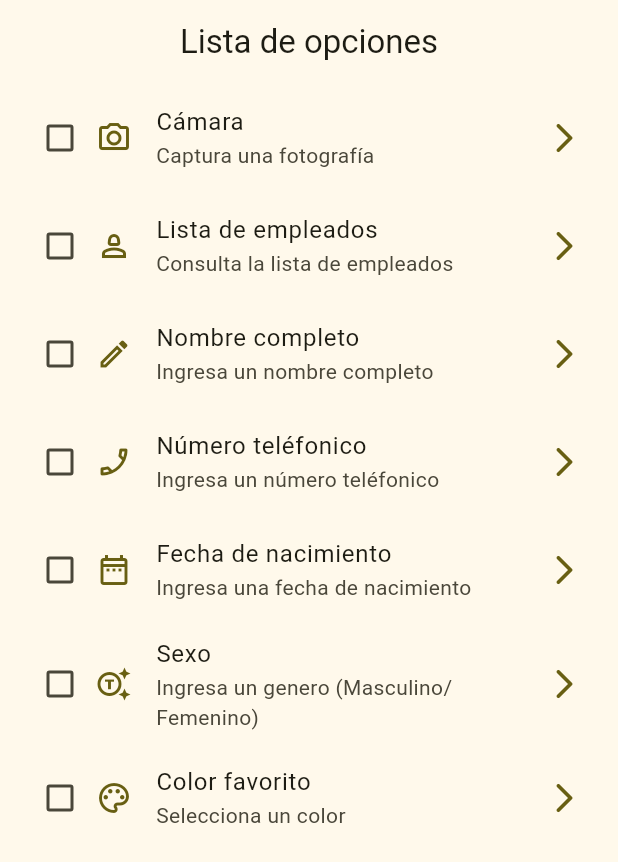
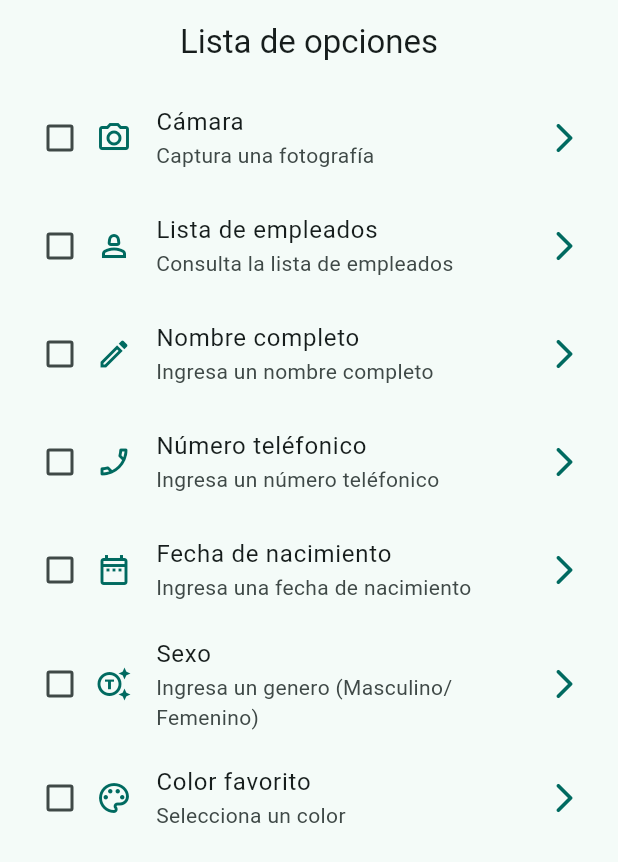
Before and after one commit to canchola1091/praxis_test_app, a Flutter app: the screen it shows after launch, on a phone screen of 412 x 824 dp. Shown: the top 862 px of the screen. Run offline on Flutter 3.47's test engine with Material 3 defaults, Android fonts, the light colour scheme and no system bars; our stand-ins replace get.

Commit message:
rutas removidas

```diff
--- a/lib/config/router/app_router.dart
+++ /dev/null
@@ -1,18 +0,0 @@
-
-import 'package:go_router/go_router.dart';
-import 'package:praxis_test_app/presentation/screens/home_screen.dart';
-
-final appRouter = GoRouter(
-
-  initialLocation: '/',
-  routes: [
-
-    GoRoute(
-      path: '/',
-      name: HomeScreen.routeName,
-      builder: (context, state) => const HomeScreen(),
-    ),
-
-  ]
-
-);
--- a/lib/main.dart
+++ b/lib/main.dart
@@ -1,7 +1,7 @@
 import 'package:flutter/material.dart';
 import 'package:get/route_manager.dart';
-import 'package:praxis_test_app/config/router/app_router.dart';
 import 'package:praxis_test_app/config/theme/app_theme.dart';
+import 'package:praxis_test_app/presentation/screens/home_screen.dart';
 
 void main() {
   runApp(const MyApp());
@@ -13,13 +13,11 @@
   // This widget is the root of your application.
   @override
   Widget build(BuildContext context) {
-    return GetMaterialApp.router(
+    return GetMaterialApp(
       debugShowCheckedModeBanner: false,
       title: 'Praxis Test App',
-      routeInformationParser: appRouter.routeInformationParser,
-      routerDelegate: appRouter.routerDelegate,
-      routeInformationProvider: appRouter.routeInformationProvider,
-      theme: AppTheme(selectedColor: 4).theme()
+      theme: AppTheme(selectedColor: 2).theme(),
+      home: const HomeScreen(),
     );
   }
 }
```
